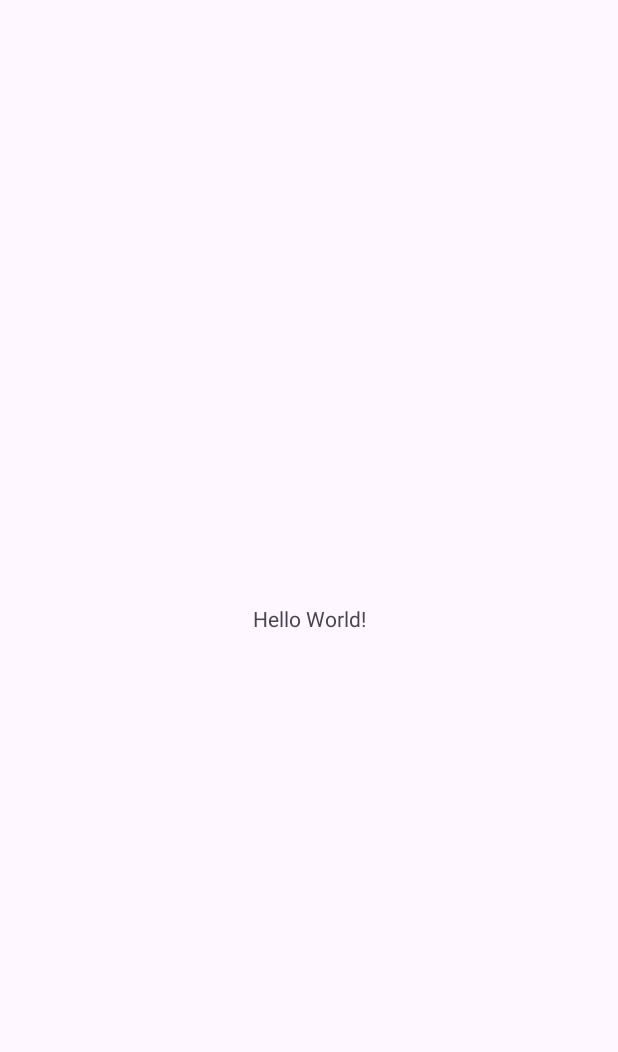
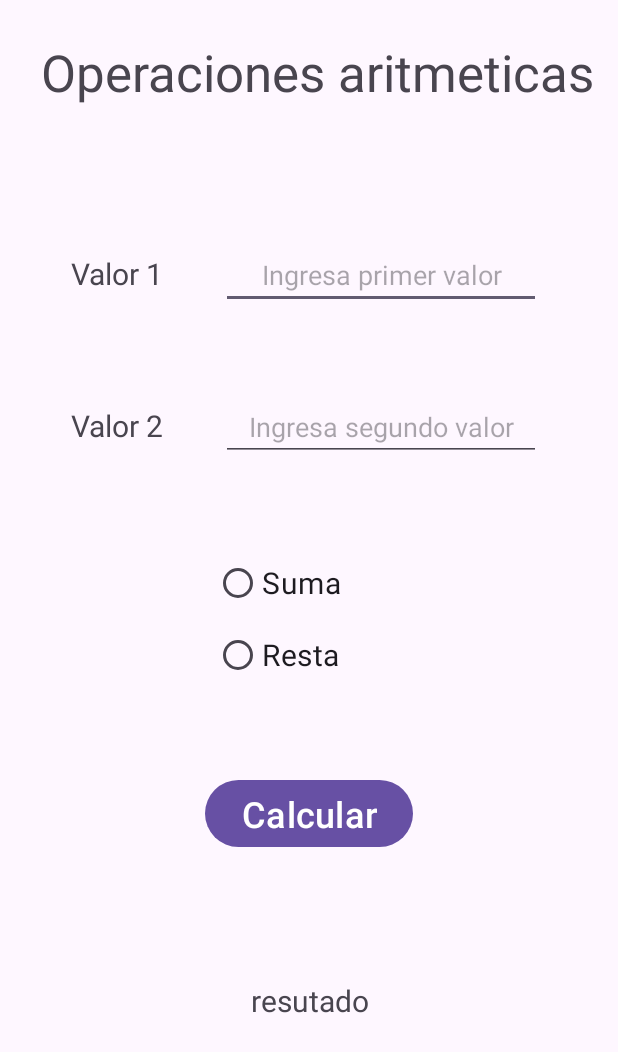
Before and after one commit to JoelAparicio/Desarrollo_Aplicaciones_Moviles, an Android app: the screen it shows after launch (MainActivity), on a phone screen of 412 x 824 dp. Before the commit the part shown is almost empty. Shown: the top 1052 px of the screen. Run offline under Robolectric (Android 15) with nearby library versions, the phone set to English and light mode, and no system bars.

Commit message:
Laboratorio 4 terminado

```diff
--- a/Laboratorio4/app/src/main/java/com/laboratorio/laboratorio4/MainActivity.java
+++ b/Laboratorio4/app/src/main/java/com/laboratorio/laboratorio4/MainActivity.java
@@ -3,12 +3,41 @@ package com.laboratorio.laboratorio4;
 import androidx.appcompat.app.AppCompatActivity;
 
 import android.os.Bundle;
+import android.view.View;
+import android.widget.RadioButton;
+import android.widget.TextView;
+import android.widget.EditText;
+
+
 
 public class MainActivity extends AppCompatActivity {
-
+    private EditText edt1, edt2;
+    private TextView tv1;
+    private RadioButton rb1, rb2;
     @Override
     protected void onCreate(Bundle savedInstanceState) {
         super.onCreate(savedInstanceState);
         setContentView(R.layout.activity_main);
+        edt1= findViewById(R.id.edt1);
+        edt2= findViewById(R.id.edt2);
+        tv1= findViewById(R.id.tv1);
+        rb1= findViewById(R.id.rb1);
+        rb2= findViewById(R.id.rb2);
+    }
+
+    public void calcular (View v){
+        String valor1= edt1.getText().toString();
+        String valor2= edt2.getText().toString();
+        int num1= Integer.parseInt(valor1);
+        int num2= Integer.parseInt(valor2);
+        if (rb1.isChecked()){
+            int suma= num1+num2;
+            tv1.setText("El resultad de la suma es: "+suma);
+        }else if (rb2.isChecked()){
+            int resta= num1-num2;
+
+            tv1.setText("El resultado de la resta es: "+resta);
+        }
+
     }
 }
--- a/Laboratorio4/app/src/main/res/layout/activity_main.xml
+++ b/Laboratorio4/app/src/main/res/layout/activity_main.xml
@@ -6,13 +6,120 @@
     android:layout_height="match_parent"
     tools:context=".MainActivity">
 
-    <TextView
+    <EditText
+        android:id="@+id/edt1"
+        android:layout_width="wrap_content"
+        android:layout_height="45dp"
+        android:layout_marginEnd="14dp"
+        android:ems="10"
+        android:gravity="center"
+        android:hint="Ingresa primer valor"
+        android:inputType="numberSigned"
+        app:layout_constraintBaseline_toBaselineOf="@+id/textView"
+        app:layout_constraintEnd_toEndOf="parent"
+        app:layout_constraintStart_toEndOf="@+id/textView" />
+
+    <EditText
+        android:id="@+id/edt2"
         android:layout_width="wrap_content"
         android:layout_height="wrap_content"
-        android:text="Hello World!"
+        android:layout_marginEnd="14dp"
+        android:ems="10"
+        android:gravity="center"
+        android:hint="Ingresa segundo valor"
+        android:inputType="numberSigned"
+        app:layout_constraintBaseline_toBaselineOf="@+id/textView3"
+        app:layout_constraintEnd_toEndOf="parent"
+        app:layout_constraintStart_toEndOf="@+id/textView3" />
+
+    <TextView
+        android:id="@+id/textView"
+        android:layout_width="wrap_content"
+        android:layout_height="wrap_content"
+        android:layout_marginStart="10dp"
+        android:layout_marginBottom="74dp"
+        android:text="Valor 1"
+        android:textSize="20sp"
+        app:layout_constraintBottom_toTopOf="@+id/textView3"
+        app:layout_constraintEnd_toStartOf="@+id/edt1"
+        app:layout_constraintStart_toStartOf="parent"
+        app:layout_constraintTop_toBottomOf="@+id/textView2" />
+
+    <TextView
+        android:id="@+id/textView2"
+        android:layout_width="wrap_content"
+        android:layout_height="wrap_content"
+        android:layout_marginTop="25dp"
+        android:layout_marginEnd="15dp"
+        android:layout_marginBottom="98dp"
+        android:text="Operaciones aritmeticas"
+        android:textSize="34sp"
+        app:layout_constraintBottom_toTopOf="@+id/textView"
+        app:layout_constraintEnd_toEndOf="parent"
+        app:layout_constraintTop_toTopOf="parent" />
+
+    <TextView
+        android:id="@+id/textView3"
+        android:layout_width="wrap_content"
+        android:layout_height="wrap_content"
+        android:layout_marginStart="10dp"
+        android:layout_marginBottom="67dp"
+        android:text="Valor 2"
+        android:textSize="20sp"
+        app:layout_constraintBottom_toTopOf="@+id/radioGroup"
+        app:layout_constraintEnd_toStartOf="@+id/edt2"
+        app:layout_constraintStart_toStartOf="parent"
+        app:layout_constraintTop_toBottomOf="@+id/textView" />
+
+    <RadioGroup
+        android:id="@+id/radioGroup"
+        android:layout_width="wrap_content"
+        android:layout_height="wrap_content"
+        android:layout_marginStart="6dp"
+        android:layout_marginBottom="55dp"
+        app:layout_constraintBottom_toTopOf="@+id/button"
+        app:layout_constraintStart_toStartOf="@+id/button"
+        app:layout_constraintTop_toBottomOf="@+id/textView3">
+
+        <RadioButton
+            android:id="@+id/rb1"
+            android:layout_width="match_parent"
+            android:layout_height="wrap_content"
+            android:text="Suma"
+            android:textSize="20sp" />
+
+        <RadioButton
+            android:id="@+id/rb2"
+            android:layout_width="match_parent"
+            android:layout_height="wrap_content"
+            android:text="Resta"
+            android:textSize="20sp" />
+    </RadioGroup>
+
+    <Button
+        android:id="@+id/button"
+        android:layout_width="wrap_content"
+        android:layout_height="wrap_content"
+        android:layout_marginBottom="39dp"
+        android:onClick="calcular"
+        android:text="Calcular"
+        android:textSize="24sp"
+        app:layout_constraintBottom_toTopOf="@+id/tv1"
+        app:layout_constraintEnd_toEndOf="parent"
+        app:layout_constraintStart_toStartOf="parent"
+        app:layout_constraintTop_toBottomOf="@+id/radioGroup" />
+
+    <TextView
+        android:id="@+id/tv1"
+        android:layout_width="357dp"
+        android:layout_height="0dp"
+        android:layout_marginBottom="98dp"
+        android:gravity="center"
+        android:text="resutado"
+        android:textSize="20sp"
         app:layout_constraintBottom_toBottomOf="parent"
         app:layout_constraintEnd_toEndOf="parent"
         app:layout_constraintStart_toStartOf="parent"
-        app:layout_constraintTop_toTopOf="parent" />
+        app:layout_constraintTop_toBottomOf="@+id/button" />
 
 </androidx.constraintlayout.widget.ConstraintLayout>
```
